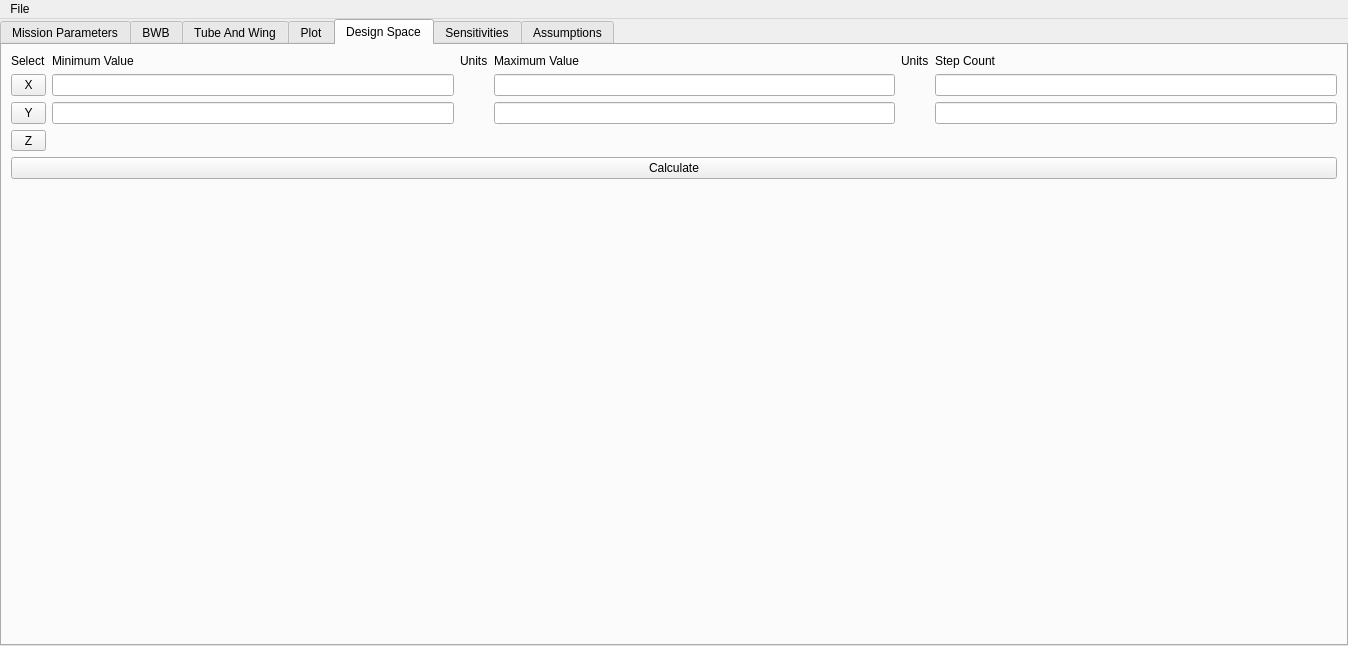
Qt form BWB_GUI/form.ui (bsannar/Capstone_BWB) before a commit.
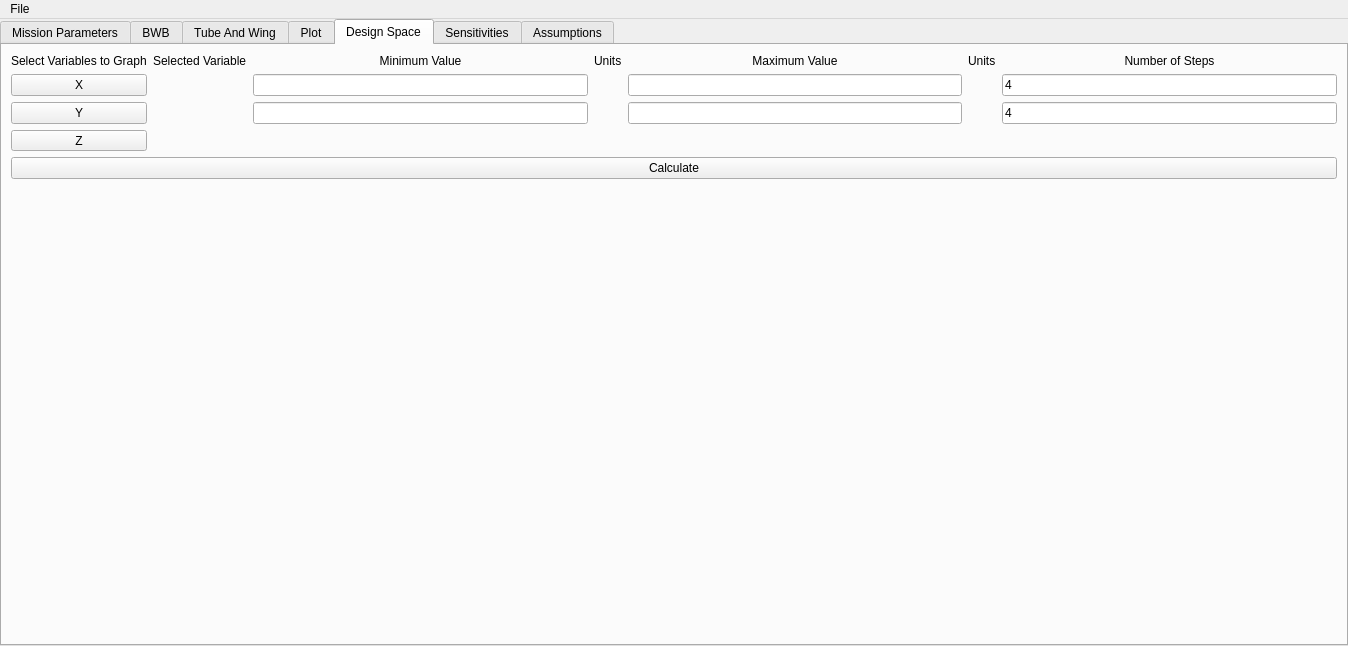
The same form after that commit. The open tabs and pages were chosen to show the change.

Commit message: Design Space now provides a default min and max range and shows what geometry is selected.

Diff of the .ui file:
```diff
--- a/BWB_GUI/form.ui
+++ b/BWB_GUI/form.ui
@@ -1229,60 +1229,28 @@
        </attribute>
        <layout class="QVBoxLayout" name="verticalLayout_4">
         <item>
-         <layout class="QGridLayout" name="gridLayout_10" columnstretch="0,0,0,0,0,0">
-          <item row="2" column="0">
-           <widget class="QToolButton" name="ddY">
-            <property name="sizePolicy">
-             <sizepolicy hsizetype="Preferred" vsizetype="Preferred">
-              <horstretch>0</horstretch>
-              <verstretch>0</verstretch>
-             </sizepolicy>
-            </property>
-            <property name="text">
-             <string>Y</string>
-            </property>
-           </widget>
-          </item>
+         <layout class="QGridLayout" name="gridLayout_10" columnstretch="0,0,0,0,0,0,0">
           <item row="1" column="3">
+           <widget class="QLabel" name="lbMinXUnits">
+            <property name="text">
+             <string/>
+            </property>
+           </widget>
+          </item>
+          <item row="2" column="6">
+           <widget class="QLineEdit" name="txtStepY">
+            <property name="text">
+             <string>4</string>
+            </property>
+           </widget>
+          </item>
+          <item row="1" column="4">
            <widget class="QLineEdit" name="txtMaxX"/>
           </item>
-          <item row="1" column="1">
-           <widget class="QLineEdit" name="txtMinX"/>
-          </item>
-          <item row="0" column="0">
-           <widget class="QLabel" name="label_select">
-            <property name="text">
-             <string>Select</string>
-            </property>
-           </widget>
-          </item>
-          <item row="3" column="0">
-           <widget class="QToolButton" name="ddZ">
-            <property name="sizePolicy">
-             <sizepolicy hsizetype="Preferred" vsizetype="Preferred">
-              <horstretch>0</horstretch>
-              <verstretch>0</verstretch>
-             </sizepolicy>
-            </property>
-            <property name="text">
-             <string>Z</string>
-            </property>
-           </widget>
-          </item>
-          <item row="2" column="3">
+          <item row="2" column="4">
            <widget class="QLineEdit" name="txtMaxY"/>
           </item>
-          <item row="2" column="1">
-           <widget class="QLineEdit" name="txtMinY"/>
-          </item>
-          <item row="0" column="5">
-           <widget class="QLabel" name="label_step">
-            <property name="text">
-             <string>Step Count</string>
-            </property>
-           </widget>
-          </item>
-          <item row="0" column="2">
+          <item row="0" column="3">
            <widget class="QLabel" name="label">
             <property name="text">
              <string>Units</string>
@@ -1290,9 +1258,50 @@
            </widget>
           </item>
           <item row="1" column="5">
-           <widget class="QLineEdit" name="txtStepX"/>
+           <widget class="QLabel" name="lbMaxXUnits">
+            <property name="text">
+             <string/>
+            </property>
+           </widget>
           </item>
-          <item row="0" column="3">
+          <item row="0" column="5">
+           <widget class="QLabel" name="label_25">
+            <property name="text">
+             <string>Units</string>
+            </property>
+           </widget>
+          </item>
+          <item row="2" column="5">
+           <widget class="QLabel" name="lbMaxYUnits">
+            <property name="text">
+             <string/>
+            </property>
+           </widget>
+          </item>
+          <item row="2" column="2">
+           <widget class="QLineEdit" name="txtMinY"/>
+          </item>
+          <item row="3" column="0">
+           <widget class="QToolButton" name="ddZ">
+            <property name="sizePolicy">
+             <sizepolicy hsizetype="Preferred" vsizetype="Preferred">
+              <horstretch>0</horstretch>
+              <verstretch>0</verstretch>
+             </sizepolicy>
+            </property>
+            <property name="text">
+             <string>Z</string>
+            </property>
+           </widget>
+          </item>
+          <item row="0" column="0">
+           <widget class="QLabel" name="label_select">
+            <property name="text">
+             <string>Select Variables to Graph</string>
+            </property>
+           </widget>
+          </item>
+          <item row="0" column="4">
            <widget class="QLabel" name="lbMax">
             <property name="sizePolicy">
              <sizepolicy hsizetype="Preferred" vsizetype="Preferred">
@@ -1303,9 +1312,12 @@
             <property name="text">
              <string>Maximum Value</string>
             </property>
+            <property name="alignment">
+             <set>Qt::AlignmentFlag::AlignCenter</set>
+            </property>
            </widget>
           </item>
-          <item row="0" column="1">
+          <item row="0" column="2">
            <widget class="QLabel" name="lbMin">
             <property name="sizePolicy">
              <sizepolicy hsizetype="Preferred" vsizetype="Preferred">
@@ -1316,10 +1328,37 @@
             <property name="text">
              <string>Minimum Value</string>
             </property>
+            <property name="alignment">
+             <set>Qt::AlignmentFlag::AlignCenter</set>
+            </property>
            </widget>
           </item>
-          <item row="2" column="5">
-           <widget class="QLineEdit" name="txtStepY"/>
+          <item row="0" column="6">
+           <widget class="QLabel" name="label_step">
+            <property name="text">
+             <string>Number of Steps</string>
+            </property>
+            <property name="alignment">
+             <set>Qt::AlignmentFlag::AlignCenter</set>
+            </property>
+           </widget>
+          </item>
+          <item row="1" column="2">
+           <widget class="QLineEdit" name="txtMinX"/>
+          </item>
+          <item row="1" column="6">
+           <widget class="QLineEdit" name="txtStepX">
+            <property name="text">
+             <string>4</string>
+            </property>
+           </widget>
+          </item>
+          <item row="2" column="3">
+           <widget class="QLabel" name="lbMinYUnits">
+            <property name="text">
+             <string/>
+            </property>
+           </widget>
           </item>
           <item row="1" column="0">
            <widget class="QToolButton" name="ddX">
@@ -1334,38 +1373,50 @@
             </property>
            </widget>
           </item>
-          <item row="0" column="4">
-           <widget class="QLabel" name="label_25">
+          <item row="2" column="0">
+           <widget class="QToolButton" name="ddY">
+            <property name="sizePolicy">
+             <sizepolicy hsizetype="Preferred" vsizetype="Preferred">
+              <horstretch>0</horstretch>
+              <verstretch>0</verstretch>
+             </sizepolicy>
+            </property>
             <property name="text">
-             <string>Units</string>
+             <string>Y</string>
             </property>
            </widget>
           </item>
-          <item row="1" column="2">
-           <widget class="QLabel" name="lbMinXUnits">
+          <item row="1" column="1">
+           <widget class="QLabel" name="lbResponseXName">
             <property name="text">
              <string/>
             </property>
+            <property name="alignment">
+             <set>Qt::AlignmentFlag::AlignCenter</set>
+            </property>
            </widget>
           </item>
-          <item row="2" column="2">
-           <widget class="QLabel" name="lbMinYUnits">
+          <item row="2" column="1">
+           <widget class="QLabel" name="lbResponseYName">
             <property name="text">
              <string/>
             </property>
+            <property name="alignment">
+             <set>Qt::AlignmentFlag::AlignCenter</set>
+            </property>
            </widget>
           </item>
-          <item row="1" column="4">
-           <widget class="QLabel" name="lbMaxXUnits">
+          <item row="3" column="1">
+           <widget class="QLabel" name="lbResponseZName">
             <property name="text">
              <string/>
             </property>
            </widget>
           </item>
-          <item row="2" column="4">
-           <widget class="QLabel" name="lbMaxYUnits">
+          <item row="0" column="1">
+           <widget class="QLabel" name="label_44">
             <property name="text">
-             <string/>
+             <string>Selected Variable</string>
             </property>
            </widget>
           </item>
```
Left out of the diff: 3 changed lines with no effect on the pictures. The commit also changes 1 other file.
